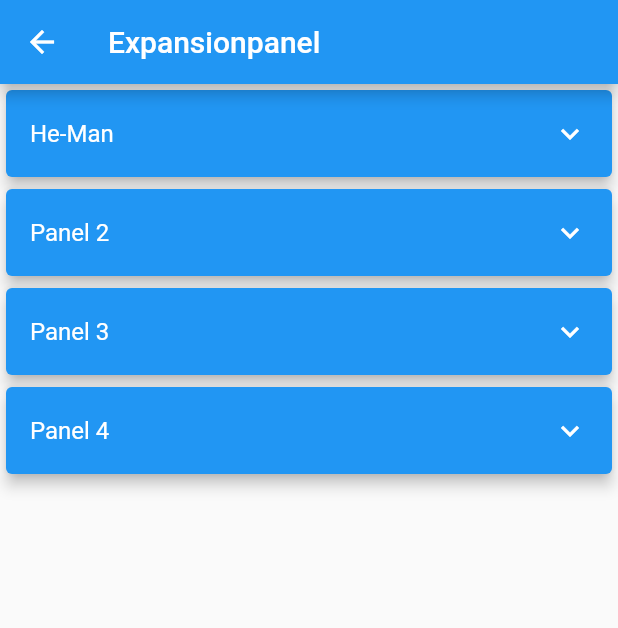
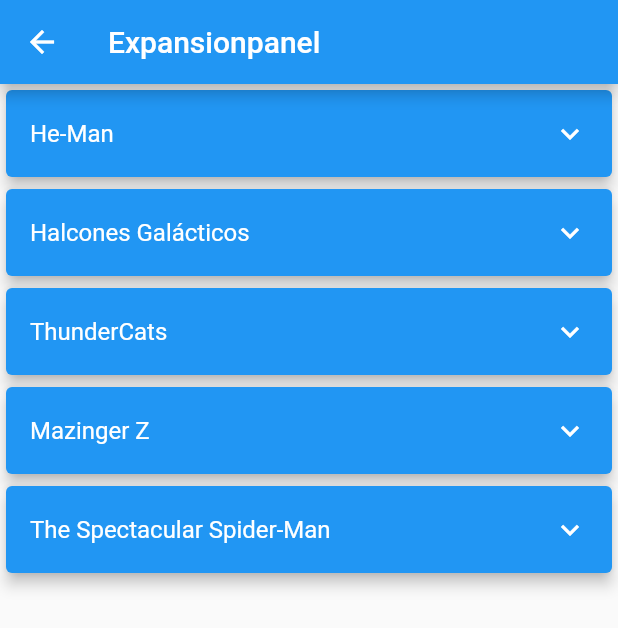
Before and after one commit to vladigarcia/eval3dsw21a, a Flutter app: the ExpansionPanelExample screen opened by its route, on a phone screen of 412 x 824 dp. Shown: the top 628 px of the screen. Run offline on Flutter 3.47's test engine with Material 2 defaults, Android fonts, the light colour scheme and no system bars.

Commit message:
agregando contenido alos paneles

```diff
--- a/lib/expansionpanel.dart
+++ b/lib/expansionpanel.dart
@@ -5,22 +5,49 @@
     {
       "id": 0,
       "title": "He-Man",
-      "content": "He-Man es un personaje ficticio que apareció por primera vez en la serie de televisión Masters of the Universe en la década de 1980. La serie se centra en el personaje principal, He-Man, cuyo nombre real es Adam, un príncipe del reino de Eternia. Cuando Adam levanta su espada mágica y pronuncia la frase Por el poder de Grayskull"
+      "content": "He-Man es un personaje ficticio que apareció por primera"
+          " vez en la serie de televisión Masters of the Universe en la década de 1980."
+          " La serie se centra en el personaje principal, He-Man, cuyo nombre real es Adam,"
+          " un príncipe del reino de Eternia. Cuando Adam levanta su espada mágica y pronuncia "
+          "la frase Por el poder de Grayskull"
     },
     {
       "id": 1,
-      "title": "Panel 2",
-      "content": "Contenido del Panel 2"
+      "title": "Halcones Galácticos",
+      "content": "Los Halcones Galácticos enfrentan numerosas amenazas,"
+          " incluyendo piratas espaciales, seres alienígenas hostiles y otros villanos."
+          " La serie combina acción, aventuras y elementos de ciencia ficción, y cada episodio sigue"
+          " a los Halcones Galácticos mientras se esfuerzan por proteger la galaxia de las fuerzas del mal."
     },
     {
       "id": 2,
-      "title": "Panel 3",
-      "content": "Contenido del Panel 3"
+      "title": "ThunderCats",
+      "content": "ThunderCats gira en torno a un grupo de felinos humanoides"
+          " que son los últimos sobrevivientes de su planeta natal, Thundera,"
+          " que fue destruido. Los protagonistas, conocidos como los ThunderCats,"
+          " son liderados por el valiente León-O, quien posee el Ojo de Thundera, una fuente de poder"
+          " que se encuentra en la Espada del Augurio. Los ThunderCats luchan contra sus enemigos, principalmente"
+          " los Mutantes y el malvado hechicero Mumm-Ra, para proteger su nuevo hogar en Tercer Mundo."
     },
     {
       "id": 3,
-      "title": "Panel 4",
-      "content": "Contenido del Panel 4"
+      "title": "Mazinger Z",
+      "content": "Mazinger Z se desarrolla en un mundo donde una organización malévola conocida"
+          " como el Dr. Infierno (Dr. Hell en la versión original) amenaza con conquistar el mundo"
+          " utilizando robots gigantes y tecnología avanzada. El abuelo de Koji, el Dr. Juzo Kabuto,"
+          " ha desarrollado el Mazinger Z, un robot gigante altamente avanzado, y confía su control a Koji."
+          " Koji, junto con su amiga Sayaka Yumi y otros aliados, luchan contra las máquinas malvadas y los planes del Dr."
+          " Infierno."
+    },
+    {
+      "id": 4,
+      "title": "The Spectacular Spider-Man",
+      "content": " Peter Parker, un estudiante de secundaria que,"
+          " tras ser mordido por una araña radiactiva, adquiere habilidades "
+          "sobrenaturales y se convierte en Spider-Man. Peter debe equilibrar su vida "
+          "cotidiana, lidiando con problemas de la escuela y las relaciones personales, "
+          "con su responsabilidad como superhéroe en la ciudad de Nueva York. A lo largo de la serie,"
+          " se enfrenta a una variedad de villanos icónicos, como el Duende Verde, el Doctor Octopus, el Lagarto y otros."
     },
   ];
 
```
